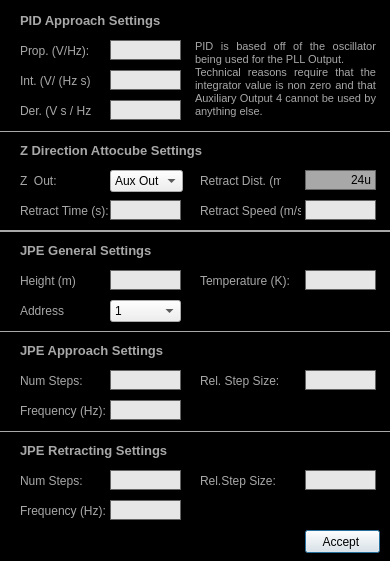
Qt form Scanner GUI/ApproachModule/advancedPIDApproachSettings.ui (afylab/nanoSQUID-Scanning-Software) before a commit.
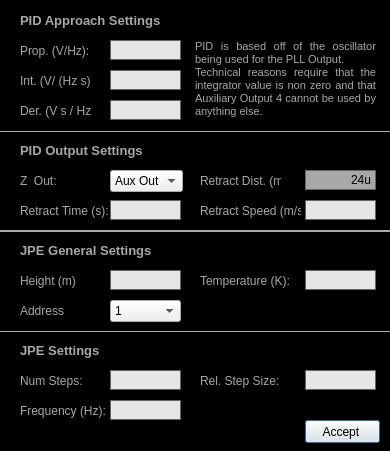
The same form after that commit.

```diff
--- a/Scanner GUI/ApproachModule/advancedPIDApproachSettings.ui
+++ b/Scanner GUI/ApproachModule/advancedPIDApproachSettings.ui
@@ -7,7 +7,7 @@
     <x>0</x>
     <y>0</y>
     <width>390</width>
-    <height>561</height>
+    <height>451</height>
    </rect>
   </property>
   <property name="sizePolicy">
@@ -19,13 +19,13 @@
   <property name="minimumSize">
    <size>
     <width>390</width>
-    <height>561</height>
+    <height>451</height>
    </size>
   </property>
   <property name="maximumSize">
    <size>
     <width>390</width>
-    <height>561</height>
+    <height>451</height>
    </size>
   </property>
   <property name="windowTitle">
@@ -83,7 +83,7 @@
    <property name="geometry">
     <rect>
      <x>305</x>
-     <y>530</y>
+     <y>420</y>
      <width>75</width>
      <height>23</height>
     </rect>
@@ -153,7 +153,7 @@
 }</string>
    </property>
    <property name="text">
-    <string>Z Direction Attocube Settings</string>
+    <string>PID Output Settings</string>
    </property>
    <property name="alignment">
     <set>Qt::AlignLeading|Qt::AlignLeft|Qt::AlignVCenter</set>
@@ -196,22 +196,6 @@
     <string>Num Steps:</string>
    </property>
   </widget>
-  <widget class="QLineEdit" name="lineEdit_JPE_Retract_Freq">
-   <property name="geometry">
-    <rect>
-     <x>110</x>
-     <y>500</y>
-     <width>71</width>
-     <height>20</height>
-    </rect>
-   </property>
-   <property name="text">
-    <string/>
-   </property>
-   <property name="alignment">
-    <set>Qt::AlignRight|Qt::AlignTrailing|Qt::AlignVCenter</set>
-   </property>
-  </widget>
   <widget class="QLineEdit" name="lineEdit_JPE_Approach_Freq">
    <property name="geometry">
     <rect>
@@ -228,72 +212,6 @@
     <set>Qt::AlignRight|Qt::AlignTrailing|Qt::AlignVCenter</set>
    </property>
   </widget>
-  <widget class="Line" name="line_5">
-   <property name="geometry">
-    <rect>
-     <x>0</x>
-     <y>430</y>
-     <width>405</width>
-     <height>3</height>
-    </rect>
-   </property>
-   <property name="styleSheet">
-    <string notr="true">#line_5{
-color:rgb(168,168,168)
-}</string>
-   </property>
-   <property name="frameShadow">
-    <enum>QFrame::Plain</enum>
-   </property>
-   <property name="lineWidth">
-    <number>1</number>
-   </property>
-   <property name="orientation">
-    <enum>Qt::Horizontal</enum>
-   </property>
-  </widget>
-  <widget class="QLineEdit" name="lineEdit_JPE_Retract_Steps">
-   <property name="geometry">
-    <rect>
-     <x>110</x>
-     <y>470</y>
-     <width>71</width>
-     <height>20</height>
-    </rect>
-   </property>
-   <property name="text">
-    <string/>
-   </property>
-   <property name="alignment">
-    <set>Qt::AlignRight|Qt::AlignTrailing|Qt::AlignVCenter</set>
-   </property>
-  </widget>
-  <widget class="QLabel" name="label_23">
-   <property name="geometry">
-    <rect>
-     <x>20</x>
-     <y>500</y>
-     <width>111</width>
-     <height>22</height>
-    </rect>
-   </property>
-   <property name="text">
-    <string>Frequency (Hz):</string>
-   </property>
-  </widget>
-  <widget class="QLabel" name="label_25">
-   <property name="geometry">
-    <rect>
-     <x>200</x>
-     <y>470</y>
-     <width>111</width>
-     <height>22</height>
-    </rect>
-   </property>
-   <property name="text">
-    <string>Rel.Step Size:</string>
-   </property>
-  </widget>
   <widget class="QLineEdit" name="lineEdit_JPE_Approach_Size">
    <property name="geometry">
     <rect>
@@ -323,19 +241,6 @@
     <string>Rel. Step Size:</string>
    </property>
   </widget>
-  <widget class="QLabel" name="label_24">
-   <property name="geometry">
-    <rect>
-     <x>20</x>
-     <y>470</y>
-     <width>111</width>
-     <height>22</height>
-    </rect>
-   </property>
-   <property name="text">
-    <string>Num Steps:</string>
-   </property>
-  </widget>
   <widget class="QComboBox" name="comboBox_JPE_Address">
    <property name="geometry">
     <rect>
@@ -401,7 +306,7 @@
 }</string>
    </property>
    <property name="text">
-    <string>JPE Approach Settings</string>
+    <string>JPE Settings</string>
    </property>
    <property name="alignment">
     <set>Qt::AlignLeading|Qt::AlignLeft|Qt::AlignVCenter</set>
@@ -544,34 +449,6 @@
     <enum>Qt::Horizontal</enum>
    </property>
   </widget>
-  <widget class="QLabel" name="label_title_9">
-   <property name="geometry">
-    <rect>
-     <x>20</x>
-     <y>440</y>
-     <width>311</width>
-     <height>20</height>
-    </rect>
-   </property>
-   <property name="font">
-    <font>
-     <pointsize>10</pointsize>
-     <weight>75</weight>
-     <bold>true</bold>
-    </font>
-   </property>
-   <property name="styleSheet">
-    <string notr="true">#label_title{
-color:rgb(168,168,168)
-}</string>
-   </property>
-   <property name="text">
-    <string>JPE Retracting Settings</string>
-   </property>
-   <property name="alignment">
-    <set>Qt::AlignLeading|Qt::AlignLeft|Qt::AlignVCenter</set>
-   </property>
-  </widget>
   <widget class="QLabel" name="label_13">
    <property name="geometry">
     <rect>
@@ -585,22 +462,6 @@
     <string>Height (m)</string>
    </property>
   </widget>
-  <widget class="QLineEdit" name="lineEdit_JPE_Retract_Size">
-   <property name="geometry">
-    <rect>
-     <x>305</x>
-     <y>470</y>
-     <width>71</width>
-     <height>20</height>
-    </rect>
-   </property>
-   <property name="text">
-    <string/>
-   </property>
-   <property name="alignment">
-    <set>Qt::AlignRight|Qt::AlignTrailing|Qt::AlignVCenter</set>
-   </property>
-  </widget>
   <widget class="QLabel" name="label_21">
    <property name="geometry">
     <rect>
```
Left out of the diff: 3 changed lines with no effect on the pictures.
